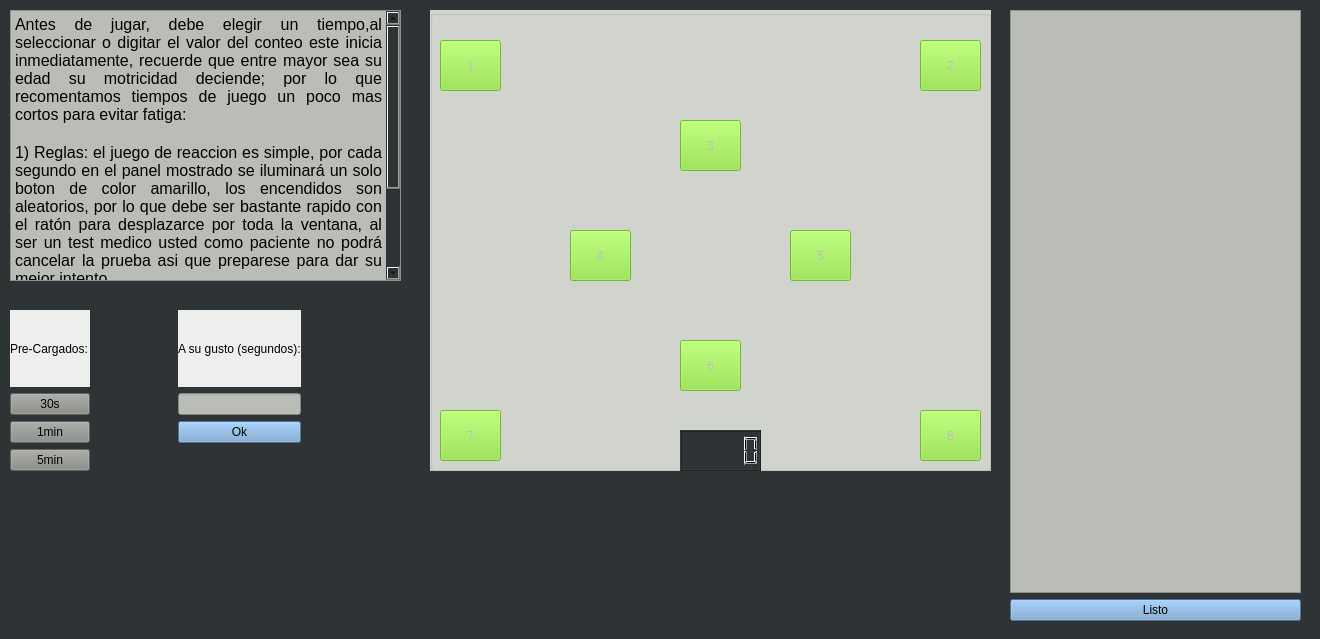
This is proyecto-4.0/Proyecto3/juego.ui in EdwardSZS/ALSEDFS2020 as Qt 5 draws it before an edit. The edited form follows.
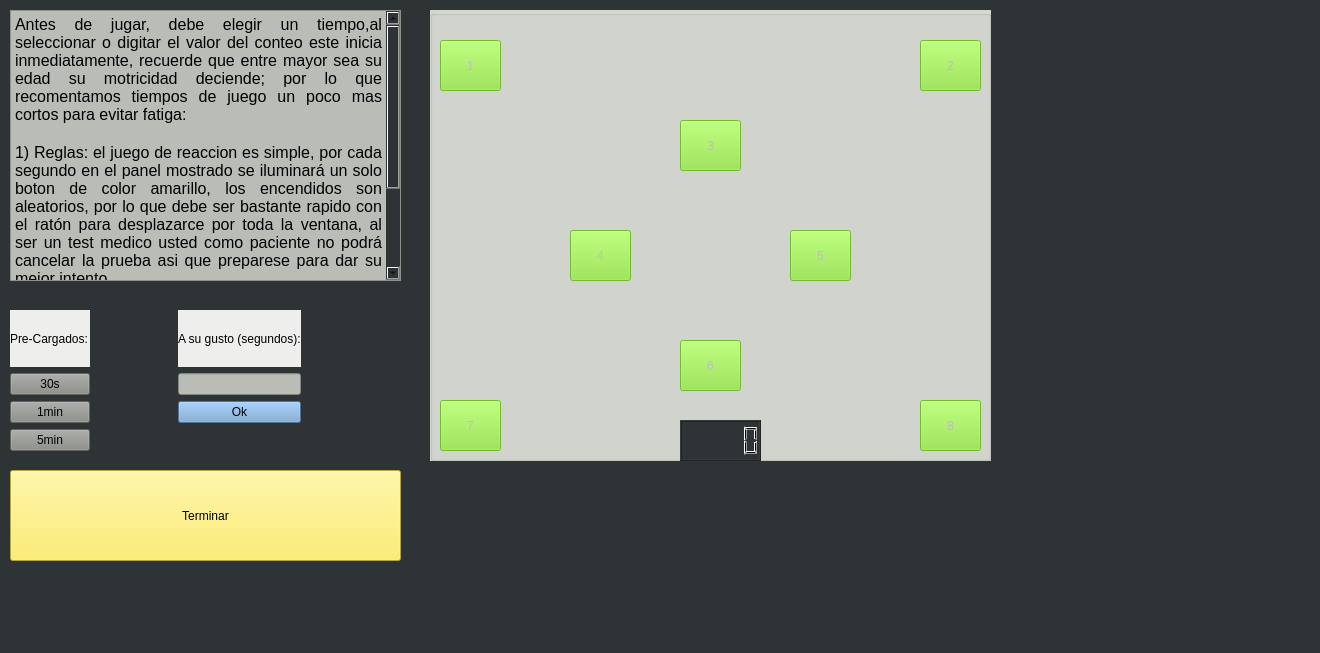
This is the edited form.

Diff of the .ui file:
```diff
--- a/proyecto-4.0/Proyecto3/juego.ui
+++ b/proyecto-4.0/Proyecto3/juego.ui
@@ -7,7 +7,7 @@
     <x>0</x>
     <y>0</y>
     <width>1320</width>
-    <height>639</height>
+    <height>653</height>
    </rect>
   </property>
   <property name="windowTitle">
@@ -22,7 +22,7 @@
      <x>430</x>
      <y>10</y>
      <width>561</width>
-     <height>461</height>
+     <height>451</height>
     </rect>
    </property>
    <property name="styleSheet">
@@ -38,7 +38,7 @@
     <property name="geometry">
      <rect>
       <x>490</x>
-      <y>400</y>
+      <y>390</y>
       <width>61</width>
       <height>51</height>
      </rect>
@@ -158,7 +158,7 @@
     <property name="geometry">
      <rect>
       <x>10</x>
-      <y>400</y>
+      <y>390</y>
       <width>61</width>
       <height>51</height>
      </rect>
@@ -193,7 +193,7 @@
     <property name="geometry">
      <rect>
       <x>250</x>
-      <y>420</y>
+      <y>410</y>
       <width>81</width>
       <height>41</height>
      </rect>
@@ -239,7 +239,7 @@
      <x>10</x>
      <y>310</y>
      <width>291</width>
-     <height>161</height>
+     <height>141</height>
     </rect>
    </property>
    <layout class="QGridLayout" name="gridLayout">
@@ -325,37 +325,22 @@
     </item>
    </layout>
   </widget>
-  <widget class="QWidget" name="">
+  <widget class="QPushButton" name="Listo">
    <property name="geometry">
     <rect>
-     <x>1010</x>
-     <y>10</y>
-     <width>291</width>
-     <height>611</height>
+     <x>10</x>
+     <y>470</y>
+     <width>391</width>
+     <height>91</height>
     </rect>
    </property>
-   <layout class="QVBoxLayout" name="verticalLayout">
-    <item>
-     <widget class="QTableView" name="tableView">
-      <property name="enabled">
-       <bool>false</bool>
-      </property>
-      <property name="styleSheet">
-       <string notr="true">background-color: rgb(186, 189, 182);</string>
-      </property>
-     </widget>
-    </item>
-    <item>
-     <widget class="QPushButton" name="Listo">
-      <property name="styleSheet">
-       <string notr="true">background-color: rgb(114, 159, 207);</string>
-      </property>
-      <property name="text">
-       <string>Listo</string>
-      </property>
-     </widget>
-    </item>
-   </layout>
+   <property name="styleSheet">
+    <string notr="true">background-color: rgb(114, 159, 207);
+background-color: rgb(252, 233, 79);</string>
+   </property>
+   <property name="text">
+    <string>Terminar</string>
+   </property>
   </widget>
  </widget>
  <resources/>
```
